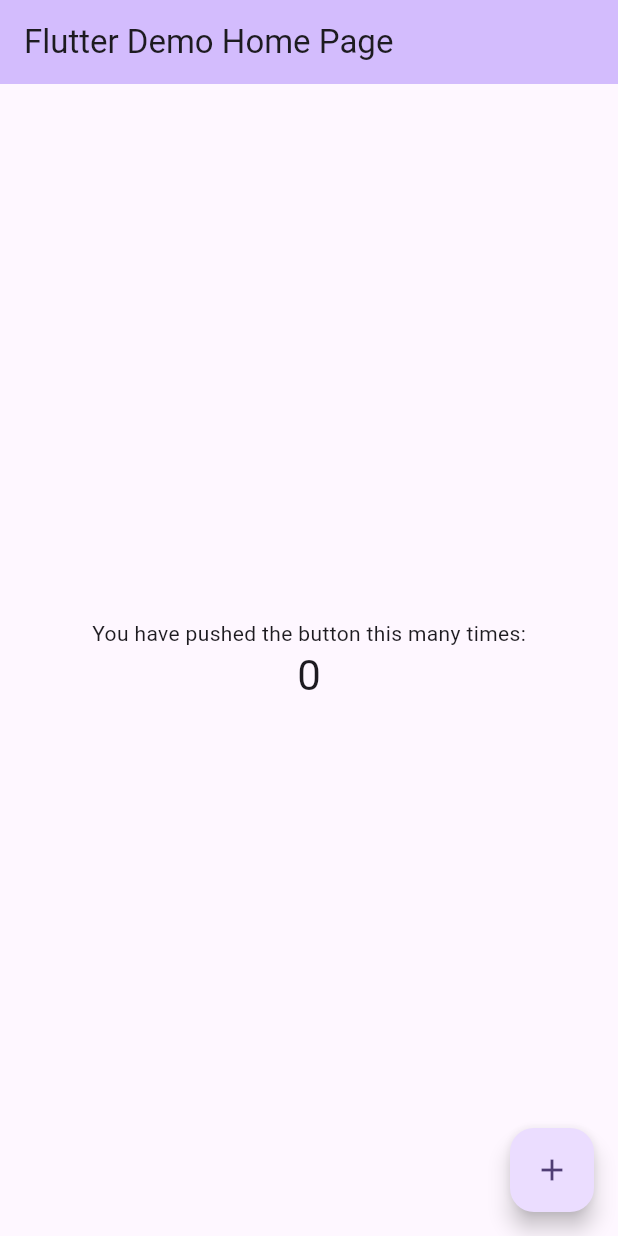
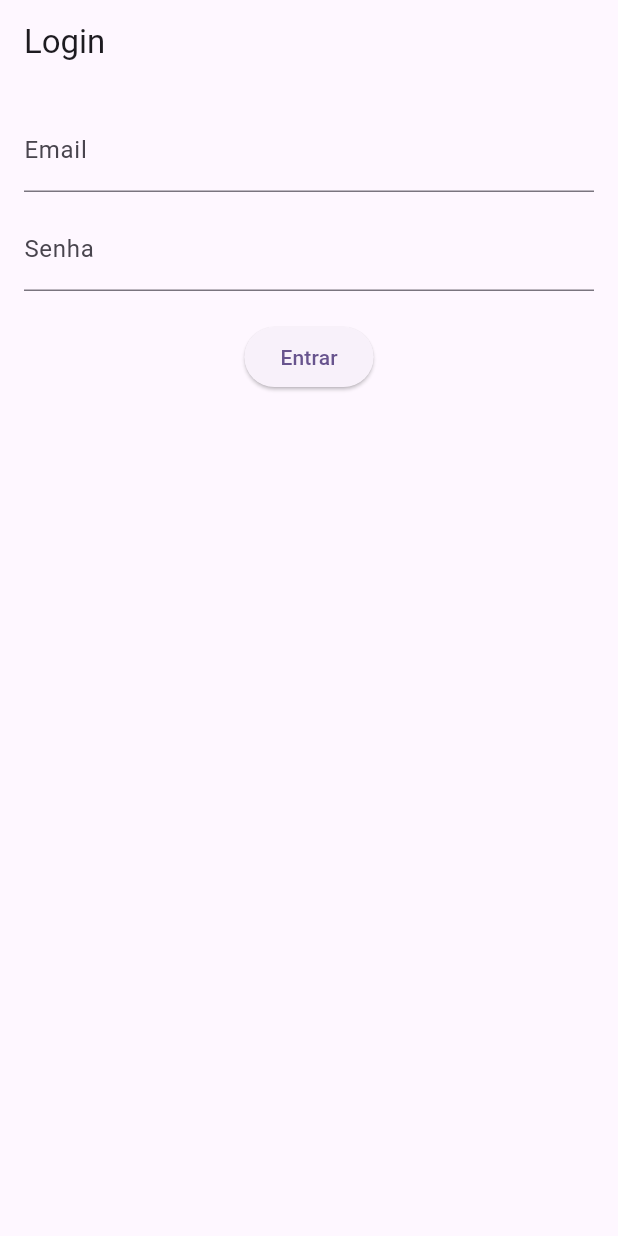
Before and after one commit to psifabiohenrique/behavior_stream_api, a Flutter app: the screen it shows after launch, on a phone screen of 412 x 824 dp. Run offline on Flutter 3.47's test engine with Material 3 defaults, Android fonts, the phone set to English and light mode, and no system bars.

Commit message:
Refactor Docker configuration and update frontend structure
- Comment out network settings in docker-compose.yml for clarity.
- Update initial migration timestamp in backend activities.
- Adjust environment variable loading path in settings.py.
- Add new user model migrations and update user model requirements.
- Introduce login screen and API service for user authentication in the frontend.
- Add patient and psychologist home screens.
- Include new dependencies in pubspec.yaml and pubspec.lock for HTTP requests.

```diff
--- a/frontend/lib/main.dart
+++ b/frontend/lib/main.dart
@@ -1,4 +1,5 @@
 import 'package:flutter/material.dart';
+import 'screens/login_screen.dart';
 
 void main() {
   runApp(const MyApp());
@@ -7,116 +8,14 @@ void main() {
 class MyApp extends StatelessWidget {
   const MyApp({super.key});
 
-  // This widget is the root of your application.
   @override
   Widget build(BuildContext context) {
     return MaterialApp(
-      title: 'Flutter Demo',
+      title: 'Behavior Stream App',
       theme: ThemeData(
-        // This is the theme of your application.
-        //
-        // TRY THIS: Try running your application with "flutter run". You'll see
-        // the application has a purple toolbar. Then, without quitting the app,
-        // try changing the seedColor in the colorScheme below to Colors.green
-        // and then invoke "hot reload" (save your changes or press the "hot
-        // reload" button in a Flutter-supported IDE, or press "r" if you used
-        // the command line to start the app).
-        //
-        // Notice that the counter didn't reset back to zero; the application
-        // state is not lost during the reload. To reset the state, use hot
-        // restart instead.
-        //
-        // This works for code too, not just values: Most code changes can be
-        // tested with just a hot reload.
         colorScheme: ColorScheme.fromSeed(seedColor: Colors.deepPurple),
       ),
-      home: const MyHomePage(title: 'Flutter Demo Home Page'),
+      home: const LoginScreen(),
     );
   }
 }
-
-class MyHomePage extends StatefulWidget {
-  const MyHomePage({super.key, required this.title});
-
-  // This widget is the home page of your application. It is stateful, meaning
-  // that it has a State object (defined below) that contains fields that affect
-  // how it looks.
-
-  // This class is the configuration for the state. It holds the values (in this
-  // case the title) provided by the parent (in this case the App widget) and
-  // used by the build method of the State. Fields in a Widget subclass are
-  // always marked "final".
-
-  final String title;
-
-  @override
-  State<MyHomePage> createState() => _MyHomePageState();
-}
-
-class _MyHomePageState extends State<MyHomePage> {
-  int _counter = 0;
-
-  void _incrementCounter() {
-    setState(() {
-      // This call to setState tells the Flutter framework that something has
-      // changed in this State, which causes it to rerun the build method below
-      // so that the display can reflect the updated values. If we changed
-      // _counter without calling setState(), then the build method would not be
-      // called again, and so nothing would appear to happen.
-      _counter++;
-    });
-  }
-
-  @override
-  Widget build(BuildContext context) {
-    // This method is rerun every time setState is called, for instance as done
-    // by the _incrementCounter method above.
-    //
-    // The Flutter framework has been optimized to make rerunning build methods
-    // fast, so that you can just rebuild anything that needs updating rather
-    // than having to individually change instances of widgets.
-    return Scaffold(
-      appBar: AppBar(
-        // TRY THIS: Try changing the color here to a specific color (to
-        // Colors.amber, perhaps?) and trigger a hot reload to see the AppBar
-        // change color while the other colors stay the same.
-        backgroundColor: Theme.of(context).colorScheme.inversePrimary,
-        // Here we take the value from the MyHomePage object that was created by
-        // the App.build method, and use it to set our appbar title.
-        title: Text(widget.title),
-      ),
-      body: Center(
-        // Center is a layout widget. It takes a single child and positions it
-        // in the middle of the parent.
-        child: Column(
-          // Column is also a layout widget. It takes a list of children and
-          // arranges them vertically. By default, it sizes itself to fit its
-          // children horizontally, and tries to be as tall as its parent.
-          //
-          // Column has various properties to control how it sizes itself and
-          // how it positions its children. Here we use mainAxisAlignment to
-          // center the children vertically; the main axis here is the vertical
-          // axis because Columns are vertical (the cross axis would be
-          // horizontal).
-          //
-          // TRY THIS: Invoke "debug painting" (choose the "Toggle Debug Paint"
-          // action in the IDE, or press "p" in the console), to see the
-          // wireframe for each widget.
-          mainAxisAlignment: MainAxisAlignment.center,
-          children: <Widget>[
-            const Text('You have pushed the button this many times:'),
-            Text(
-              '$_counter',
-              style: Theme.of(context).textTheme.headlineMedium,
-            ),
-          ],
-        ),
-      ),
-      floatingActionButton: FloatingActionButton(
-        onPressed: _incrementCounter,
-        tooltip: 'Increment',
-        child: const Icon(Icons.add),
-      ), // This trailing comma makes auto-formatting nicer for build methods.
-    );
-  }
-}
--- /dev/null
+++ b/frontend/lib/screens/login_screen.dart
@@ -0,0 +1,84 @@
+import 'package:flutter/material.dart';
+import '../services/api_service.dart';
+import 'patient_home.dart';
+import 'psychologist_home.dart';
+
+
+class LoginScreen extends StatefulWidget {
+  const LoginScreen({super.key});
+
+  @override
+  State<LoginScreen> createState() => _LoginScreenState();
+}
+
+class _LoginScreenState extends State<LoginScreen> {
+  final TextEditingController _emailController = TextEditingController();
+  final TextEditingController _passwordController = TextEditingController();
+  bool _isLoading = false;
+  String? _error;
+
+  Future<void> _login() async {
+    setState(() {
+      _isLoading = true;
+      _error = null;
+    });
+
+    final result = await ApiService.login(
+    _emailController.text,
+    _passwordController.text
+    );
+
+    setState(() => _isLoading = false);
+
+    if (result['success']) {
+      final role = result['role'];
+
+      if (role == 'patient') {
+        Navigator.pushReplacement(
+          context,
+          MaterialPageRoute(builder:(_) => const PatientHome()),
+        );
+      } else if (role == 'therapist') {
+        Navigator.pushReplacement(
+          context,
+          MaterialPageRoute(builder: (_) => const PsychologistHome()));
+      };
+    } else {
+      setState(() => _error = result['message']);
+    }
+  }
+
+  @override
+  Widget build(BuildContext context) {
+    return Scaffold(
+      appBar: AppBar(title: const Text('Login')),
+      body: Padding(
+        padding: const EdgeInsets.all(16.0),
+        child: Column(
+          children: [
+            if (_error != null) ...[
+              Text(_error!, style: const TextStyle(color: Colors.red)),
+              const SizedBox(height: 10)
+            ],
+            TextField(
+              controller: _emailController,
+              decoration: const InputDecoration(labelText: 'Email'),
+            ),
+            const SizedBox(height: 10),
+            TextField(
+              controller: _passwordController,
+              decoration: const InputDecoration(labelText: 'Senha'),
+              obscureText: true,
+            ),
+          const SizedBox(height: 20,),
+          _isLoading
+            ? const CircularProgressIndicator()
+            : ElevatedButton(
+              onPressed: _login,
+              child: const Text('Entrar')),
+          ],
+        ),
+      ),
+    );
+  }
+}
--- /dev/null
+++ b/frontend/lib/services/api_service.dart
@@ -0,0 +1,30 @@
+import 'dart:convert';
+import 'package:http/http.dart' as http;
+
+
+class ApiService {
+  static const String baseUrl = 'http://localhost/api';
+
+  static Future<Map<String, dynamic>> login(String email, String password) async {
+    try {
+      final response = await http.post(
+        Uri.parse('$baseUrl/token/'),
+        headers: {'Content-Type': 'application/json'},
+        body: jsonEncode({'email': email, 'password': password}),
+      );
+
+    if (response.statusCode == 200) {
+      final data = jsonDecode(response.body);
+      return {
+        'success': true,
+        'token': data['token'],
+        'role': data['role'],
+      };
+    } else {
+      return {'success': false, 'message': 'Email ou senha inválidos'};
+      }
+    } catch (e) {
+      return {'success': false, 'message': 'Erro ao conectar com o servidor'};
+      }
+  }
+}
--- a/frontend/pubspec.yaml
+++ b/frontend/pubspec.yaml
@@ -34,6 +34,7 @@ dependencies:
   # The following adds the Cupertino Icons font to your application.
   # Use with the CupertinoIcons class for iOS style icons.
   cupertino_icons: ^1.0.8
+  http: ^1.3.0
 
 dev_dependencies:
   flutter_test:
```
Also changed, not shown: frontend/lib/screens/patient_home.dart (added, +14 -0 lines), frontend/lib/screens/psychologist_home.dart (added, +14 -0 lines), frontend/lib/models/user.dart (added), frontend/lib/widgets/custom_button.dart (added), frontend/pubspec.lock, frontend/services/api_service.dart (deleted), 6 other files.
